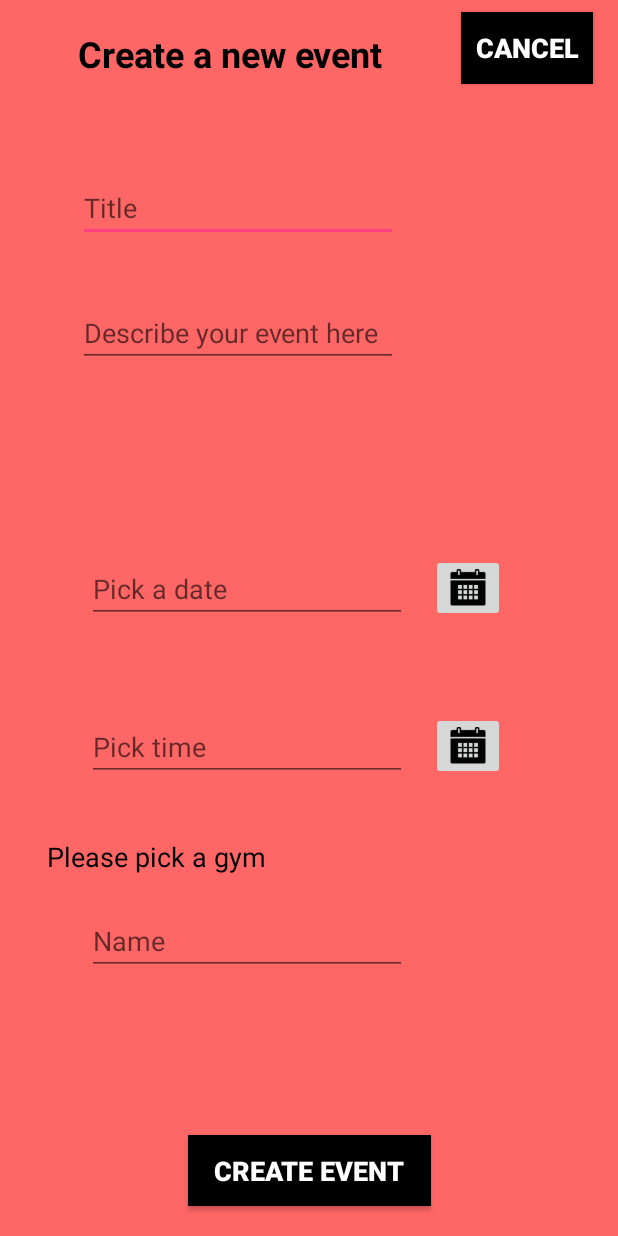
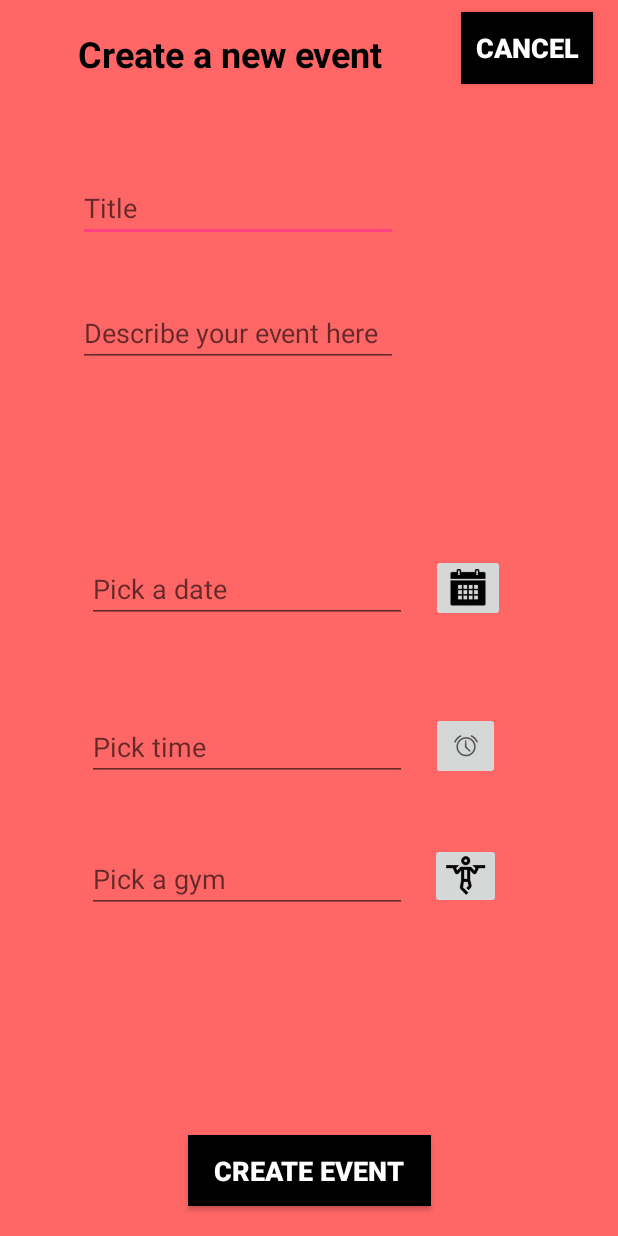
Before and after one commit to zaki04/GymBuddy, an Android app: the CreateEvent screen opened directly, with no data from a screen before it, on a phone screen of 412 x 824 dp. Run offline under Robolectric (Android 15) with nearby library versions, the light colour scheme and no system bars; our stand-ins replace Volley.

Commit message:
add gym button

```diff
--- a/GymApp/app/src/main/java/com/example/toby/gymapp/CreateEvent.java
+++ b/GymApp/app/src/main/java/com/example/toby/gymapp/CreateEvent.java
@@ -42,10 +42,10 @@ import java.util.Map;
 public class CreateEvent extends AppCompatActivity {
 
     // Define view objects
-    TextView tvCreateEventWelcome, tvCreateEventGym, tvCreateEventCreator, tvCreateEventCreatorValue;
+    TextView tvCreateEventWelcome, tvCreateEventCreator, tvCreateEventCreatorValue;
     EditText etCreateEventTitle, etCreateEventDescription, etCreateEventDate, etCreateEventTime, etCreateEventSelectedGym;
-    ImageButton ibtnCreateEventDatePicker, ibCreateEventTimePicker;
-    Button btnCancelCreateEvent, btnCreateEventSubmit;
+    //ImageButton ibtnCreateEventDatePicker, ibCreateEventTimePicker, ibCreateEventPickGym;
+    //Button btnCancelCreateEvent, btnCreateEventSubmit;
 
     // Define a calendar object
     final Calendar myCalendar = Calendar.getInstance();
@@ -90,6 +90,8 @@ public class CreateEvent extends AppCompatActivity {
 
         // Initialize view object
         etCreateEventSelectedGym = findViewById(R.id.etCreateEventSelectedGym);
+        etCreateEventSelectedGym.setClickable(false);
+        etCreateEventSelectedGym.setFocusable(false);
 
         // Set the listener to call when the user sets the date
         final DatePickerDialog.OnDateSetListener date = new DatePickerDialog.OnDateSetListener() {
@@ -185,7 +187,7 @@ public class CreateEvent extends AppCompatActivity {
         });
 
         // Set OnClick Listener for the text view pick a gym
-        findViewById(R.id.tvCreateEventGym).setOnClickListener(new View.OnClickListener() {
+        findViewById(R.id.ibCreateEventPickGym).setOnClickListener(new View.OnClickListener() {
             @Override
             public void onClick(View view) {
                 // Create an AlertDialog with the arguments supplied to this builder and immediately display the dialog
--- a/GymApp/app/src/main/java/com/example/toby/gymapp/LoginUserActivity.java
+++ b/GymApp/app/src/main/java/com/example/toby/gymapp/LoginUserActivity.java
@@ -37,7 +37,6 @@ public class LoginUserActivity extends AppCompatActivity {
     ImageView imageViewSignIn;
     TextView textViewSignIn;
     EditText editTextLoginEmail, editTextLoginPassword;
-    CheckBox checkBoxSignIn;
     ProgressBar progressBarUserLogin;
 
     @Override
@@ -48,7 +47,6 @@ public class LoginUserActivity extends AppCompatActivity {
         // Initialize view objects
         editTextLoginEmail = findViewById(R.id.editTextLoginEmail);
         editTextLoginPassword = findViewById(R.id.editTextLoginPassword);
-        checkBoxSignIn = findViewById(R.id.checkBoxSignIn);
         progressBarUserLogin = findViewById(R.id.progressBarUserLogin);
 
         // If user is already logged in, display user profile
--- a/GymApp/app/src/main/res/layout/activity_create_event.xml
+++ b/GymApp/app/src/main/res/layout/activity_create_event.xml
@@ -119,37 +119,19 @@
 
     <ImageButton
         android:id="@+id/ibCreateEventTimePicker"
-        android:layout_width="wrap_content"
-        android:layout_height="wrap_content"
+        android:layout_width="46dp"
+        android:layout_height="45dp"
         android:layout_marginBottom="8dp"
         android:layout_marginEnd="8dp"
         android:layout_marginStart="8dp"
         android:layout_marginTop="8dp"
         app:layout_constraintBottom_toBottomOf="parent"
         app:layout_constraintEnd_toEndOf="parent"
-        app:layout_constraintHorizontal_bias="0.805"
+        app:layout_constraintHorizontal_bias="0.798"
         app:layout_constraintStart_toStartOf="parent"
         app:layout_constraintTop_toTopOf="parent"
         app:layout_constraintVertical_bias="0.612"
-        app:srcCompat="@drawable/calendar_50px" />
-
-    <TextView
-        android:id="@+id/tvCreateEventGym"
-        android:layout_width="wrap_content"
-        android:layout_height="wrap_content"
-        android:layout_marginBottom="8dp"
-        android:layout_marginEnd="8dp"
-        android:layout_marginStart="8dp"
-        android:layout_marginTop="8dp"
-        android:text="Please pick a gym"
-        android:textColor="@android:color/black"
-        android:textSize="18sp"
-        app:layout_constraintBottom_toBottomOf="parent"
-        app:layout_constraintEnd_toEndOf="parent"
-        app:layout_constraintHorizontal_bias="0.094"
-        app:layout_constraintStart_toStartOf="parent"
-        app:layout_constraintTop_toTopOf="parent"
-        app:layout_constraintVertical_bias="0.703" />
+        app:srcCompat="@android:drawable/ic_lock_idle_alarm" />
 
     <Button
         android:id="@+id/btnCreateEventSubmit"
@@ -236,12 +218,29 @@
         android:layout_marginStart="8dp"
         android:layout_marginTop="8dp"
         android:ems="10"
-        android:hint="Name"
+        android:hint="Pick a gym"
         android:inputType="textPersonName"
         app:layout_constraintBottom_toBottomOf="parent"
         app:layout_constraintEnd_toEndOf="parent"
         app:layout_constraintHorizontal_bias="0.274"
         app:layout_constraintStart_toStartOf="parent"
         app:layout_constraintTop_toTopOf="parent"
-        app:layout_constraintVertical_bias="0.782" />
+        app:layout_constraintVertical_bias="0.728" />
+
+    <ImageButton
+        android:id="@+id/ibCreateEventPickGym"
+        android:layout_width="47dp"
+        android:layout_height="44dp"
+        android:layout_marginBottom="8dp"
+        android:layout_marginEnd="8dp"
+        android:layout_marginStart="8dp"
+        android:layout_marginTop="8dp"
+        app:layout_constraintBottom_toBottomOf="parent"
+        app:layout_constraintEnd_toEndOf="parent"
+        app:layout_constraintHorizontal_bias="0.8"
+        app:layout_constraintStart_toStartOf="parent"
+        app:layout_constraintTop_toTopOf="parent"
+        app:layout_constraintVertical_bias="0.725"
+        app:srcCompat="@drawable/pullups_64px" />
+
 </android.support.constraint.ConstraintLayout>
```
Also changed, not shown: GymApp/app/src/main/res/layout/activity_login_user.xml (+1 -18 lines).
